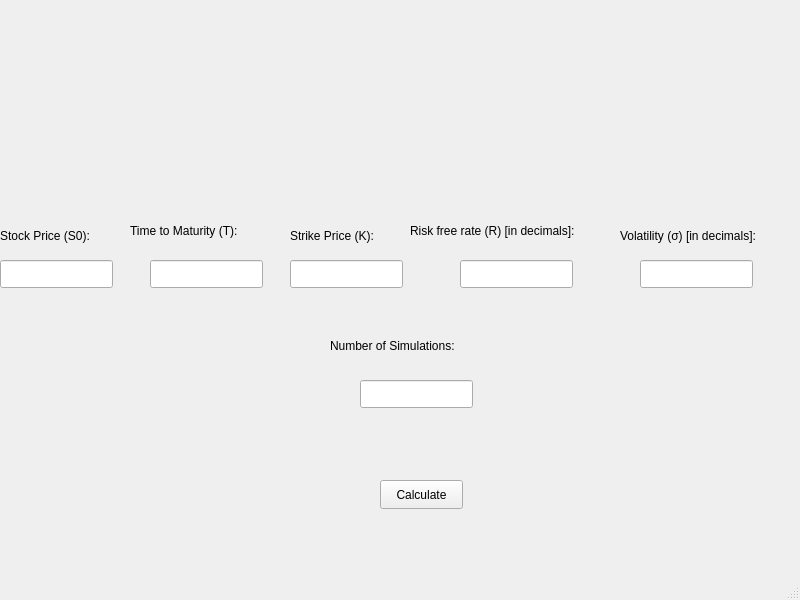
Old version of the form MCOP/mainwindow.ui in the repository Kareemcanaan/Monte_Carlo_Options_GUI.
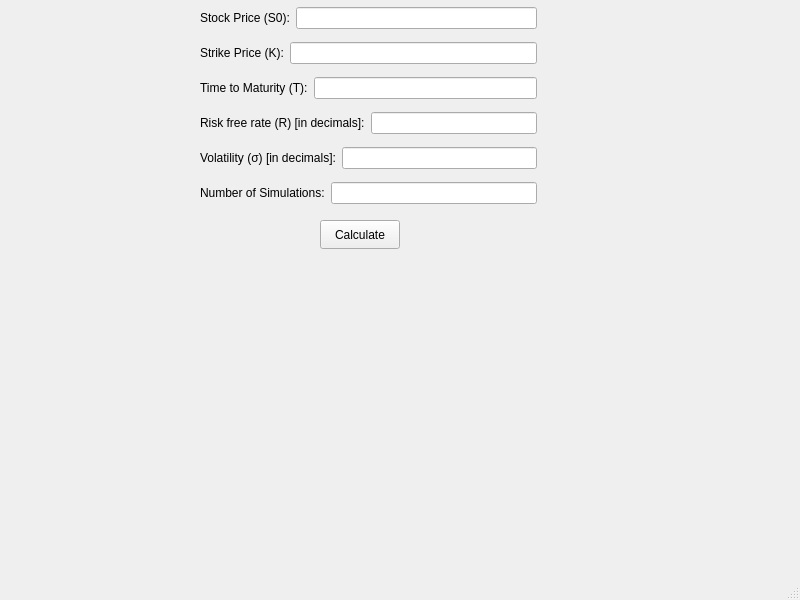
New version of the form.

Commit message: added black scholes model to validate and calculate greeks

```diff
--- a/MCOP/mainwindow.ui
+++ b/MCOP/mainwindow.ui
@@ -10,81 +10,22 @@
     <height>600</height>
    </rect>
   </property>
+  <property name="maximumSize">
+   <size>
+    <width>800</width>
+    <height>16777215</height>
+   </size>
+  </property>
   <property name="windowTitle">
    <string>MainWindow</string>
   </property>
   <widget class="QWidget" name="centralwidget">
-   <widget class="QLineEdit" name="stockPriceLineEdit">
-    <property name="geometry">
-     <rect>
-      <x>0</x>
-      <y>260</y>
-      <width>113</width>
-      <height>28</height>
-     </rect>
-    </property>
-    <property name="text">
-     <string/>
-    </property>
-   </widget>
-   <widget class="QLineEdit" name="interestRateLineEdit">
-    <property name="geometry">
-     <rect>
-      <x>460</x>
-      <y>260</y>
-      <width>113</width>
-      <height>28</height>
-     </rect>
-    </property>
-    <property name="text">
-     <string/>
-    </property>
-   </widget>
-   <widget class="QLineEdit" name="volatilityLineEdit">
-    <property name="geometry">
-     <rect>
-      <x>640</x>
-      <y>260</y>
-      <width>113</width>
-      <height>28</height>
-     </rect>
-    </property>
-    <property name="text">
-     <string/>
-    </property>
-   </widget>
-   <widget class="QLineEdit" name="timeToMaturityLineEdit">
-    <property name="geometry">
-     <rect>
-      <x>150</x>
-      <y>260</y>
-      <width>113</width>
-      <height>28</height>
-     </rect>
-    </property>
-    <property name="text">
-     <string/>
-    </property>
-   </widget>
-   <widget class="QLineEdit" name="numSimulationsLineEdit">
-    <property name="geometry">
-     <rect>
-      <x>360</x>
-      <y>380</y>
-      <width>113</width>
-      <height>28</height>
-     </rect>
-    </property>
-    <property name="text">
-     <string/>
-    </property>
-   </widget>
    <widget class="QPushButton" name="calculateButton">
     <property name="geometry">
      <rect>
-      <x>380</x>
-      <y>480</y>
-      <width>83</width>
+      <x>320</x>
+      <y>220</y>
+      <width>80</width>
       <height>29</height>
      </rect>
     </property>
@@ -92,107 +33,199 @@
      <string>Calculate</string>
     </property>
    </widget>
-   <widget class="QLabel" name="label">
+   <widget class="QWidget" name="resultsWidget" native="true">
     <property name="geometry">
      <rect>
-      <x>0</x>
-      <y>220</y>
-      <width>111</width>
-      <height>31</height>
+      <x>90</x>
+      <y>250</y>
+      <width>691</width>
+      <height>161</height>
      </rect>
     </property>
-    <property name="text">
-     <string>Stock Price (S0):</string>
-    </property>
+    <widget class="QLabel" name="putPriceLabel">
+     <property name="geometry">
+      <rect>
+       <x>388</x>
+       <y>0</y>
+       <width>301</width>
+       <height>31</height>
+      </rect>
+     </property>
+     <property name="text">
+      <string/>
+     </property>
+    </widget>
+    <widget class="QLabel" name="callGreeksLabel">
+     <property name="geometry">
+      <rect>
+       <x>10</x>
+       <y>60</y>
+       <width>331</width>
+       <height>91</height>
+      </rect>
+     </property>
+     <property name="text">
+      <string/>
+     </property>
+    </widget>
+    <widget class="QLabel" name="putGreeksLabel">
+     <property name="geometry">
+      <rect>
+       <x>398</x>
+       <y>50</y>
+       <width>291</width>
+       <height>111</height>
+      </rect>
+     </property>
+     <property name="text">
+      <string/>
+     </property>
+    </widget>
+    <widget class="QLabel" name="callPriceLabel">
+     <property name="geometry">
+      <rect>
+       <x>0</x>
+       <y>0</y>
+       <width>141</width>
+       <height>31</height>
+      </rect>
+     </property>
+     <property name="text">
+      <string/>
+     </property>
+    </widget>
+    <widget class="QWidget" name="">
+     <property name="geometry">
+      <rect>
+       <x>0</x>
+       <y>8</y>
+       <width>10</width>
+       <height>49</height>
+      </rect>
+     </property>
+     <layout class="QVBoxLayout" name="verticalLayout_2"/>
+    </widget>
    </widget>
-   <widget class="QLabel" name="label_2">
+   <widget class="QWidget" name="">
     <property name="geometry">
      <rect>
-      <x>130</x>
-      <y>210</y>
-      <width>141</width>
-      <height>41</height>
+      <x>200</x>
+      <y>0</y>
+      <width>337</width>
+      <height>217</height>
      </rect>
     </property>
-    <property name="text">
-     <string>Time to Maturity (T):</string>
-    </property>
+    <layout class="QVBoxLayout" name="verticalLayout">
+     <item>
+      <layout class="QHBoxLayout" name="horizontalLayout">
+       <item>
+        <widget class="QLabel" name="label">
+         <property name="text">
+          <string>Stock Price (S0):</string>
+         </property>
+        </widget>
+       </item>
+       <item>
+        <widget class="QLineEdit" name="stockPriceLineEdit">
+         <property name="text">
+          <string/>
+         </property>
+        </widget>
+       </item>
+      </layout>
+     </item>
+     <item>
+      <layout class="QHBoxLayout" name="horizontalLayout_2">
+       <item>
+        <widget class="QLabel" name="label_3">
+         <property name="text">
+          <string>Strike Price (K):</string>
+         </property>
+        </widget>
+       </item>
+       <item>
+        <widget class="QLineEdit" name="strikePriceLineEdit">
+         <property name="text">
+          <string/>
+         </property>
+        </widget>
+       </item>
+      </layout>
+     </item>
+     <item>
+      <layout class="QHBoxLayout" name="horizontalLayout_3">
+       <item>
+        <widget class="QLabel" name="label_2">
+         <property name="text">
+          <string>Time to Maturity (T):</string>
+         </property>
+        </widget>
+       </item>
+       <item>
+        <widget class="QLineEdit" name="timeToMaturityLineEdit">
+         <property name="text">
+          <string/>
+         </property>
+        </widget>
+       </item>
+      </layout>
+     </item>
+     <item>
+      <layout class="QHBoxLayout" name="horizontalLayout_4">
+       <item>
+        <widget class="QLabel" name="label_4">
+         <property name="text">
+          <string>Risk free rate (R) [in decimals]:</string>
+         </property>
+        </widget>
+       </item>
+       <item>
+        <widget class="QLineEdit" name="interestRateLineEdit">
+         <property name="text">
+          <string/>
+         </property>
+        </widget>
+       </item>
+      </layout>
+     </item>
+     <item>
+      <layout class="QHBoxLayout" name="horizontalLayout_5">
+       <item>
+        <widget class="QLabel" name="label_5">
+         <property name="text">
+          <string>Volatility (σ) [in decimals]:</string>
+         </property>
+        </widget>
+       </item>
+       <item>
+        <widget class="QLineEdit" name="volatilityLineEdit">
+         <property name="text">
+          <string/>
+         </property>
+        </widget>
+       </item>
+      </layout>
+     </item>
+     <item>
+      <layout class="QHBoxLayout" name="horizontalLayout_6">
+       <item>
+        <widget class="QLabel" name="label_6">
+         <property name="text">
+          <string>Number of Simulations:</string>
+         </property>
+        </widget>
+       </item>
+       <item>
+        <widget class="QLineEdit" name="numSimulationsLineEdit">
+         <property name="text">
+          <string/>
+         </property>
+        </widget>
+       </item>
+      </layout>
+     </item>
+    </layout>
    </widget>
-   <widget class="QLabel" name="label_3">
-    <property name="geometry">
-     <rect>
-      <x>290</x>
-      <y>210</y>
-      <width>101</width>
-      <height>51</height>
-     </rect>
-    </property>
-    <property name="text">
-     <string>Strike Price (K):</string>
-    </property>
-   </widget>
-   <widget class="QLabel" name="label_4">
-    <property name="geometry">
-     <rect>
-      <x>410</x>
-      <y>210</y>
-      <width>211</width>
-      <height>41</height>
-     </rect>
-    </property>
-    <property name="text">
-     <string>Risk free rate (R) [in decimals]:</string>
-    </property>
-   </widget>
-   <widget class="QLabel" name="label_5">
-    <property name="geometry">
-     <rect>
-      <x>620</x>
-      <y>220</y>
-      <width>211</width>
-      <height>31</height>
-     </rect>
-    </property>
-    <property name="text">
-     <string>Volatility (σ) [in decimals]:</string>
-    </property>
-   </widget>
-   <widget class="QLabel" name="label_6">
-    <property name="geometry">
-     <rect>
-      <x>330</x>
-      <y>320</y>
-      <width>191</width>
-      <height>51</height>
-     </rect>
-    </property>
-    <property name="text">
-     <string>Number of Simulations:</string>
-    </property>
-   </widget>
-   <widget class="QLineEdit" name="strikePriceLineEdit">
-    <property name="geometry">
-     <rect>
-      <x>290</x>
-      <y>260</y>
-      <width>113</width>
-      <height>28</height>
-     </rect>
-    </property>
-    <property name="text">
-     <string/>
-    </property>
-   </widget>
-  </widget>
-  <widget class="QMenuBar" name="menubar">
-   <property name="geometry">
-    <rect>
-     <x>0</x>
-     <y>0</y>
-     <width>800</width>
-     <height>25</height>
-    </rect>
-   </property>
   </widget>
   <widget class="QStatusBar" name="statusbar"/>
  </widget>
```
Left out of the diff: 9 changed lines with no effect on the pictures. The commit also changes 449 other files.
